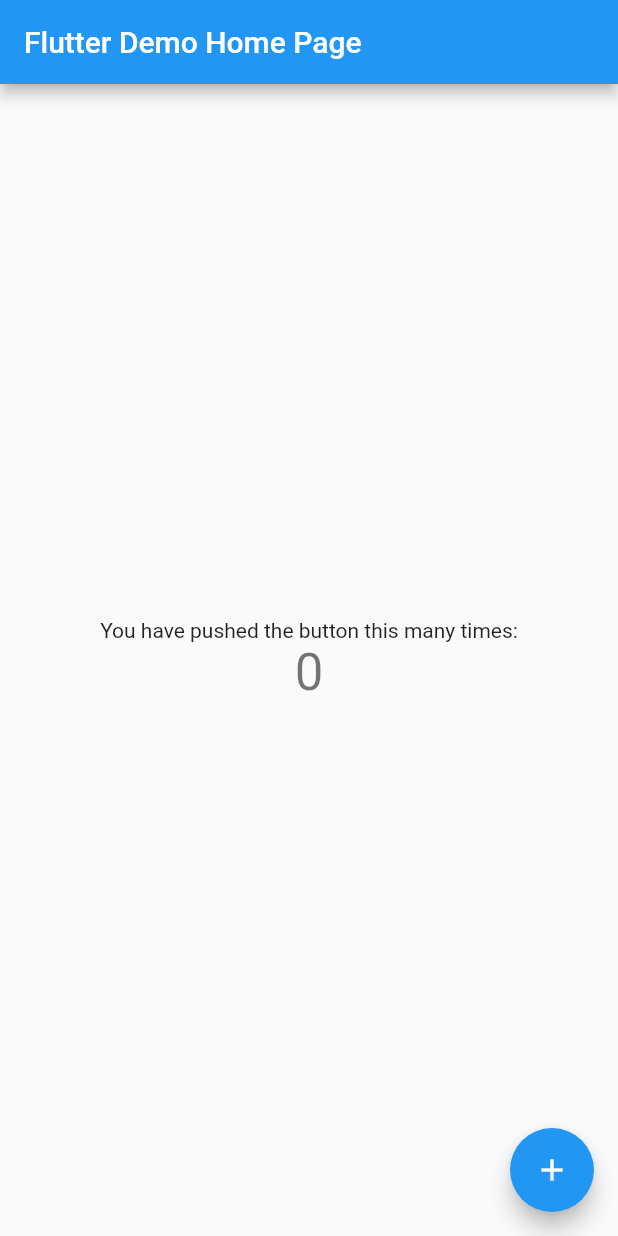
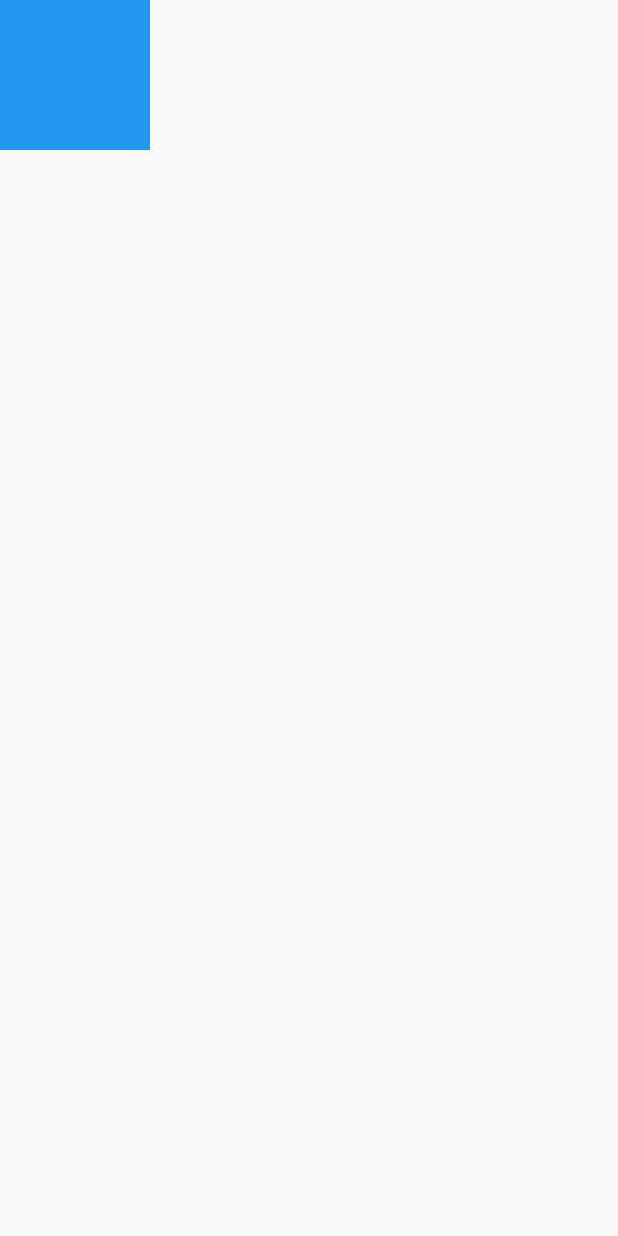
Before and after one commit to Madd-G/nutria_old, a Flutter app: the screen it shows after launch, on a phone screen of 412 x 824 dp. Run offline on Flutter 3.47's test engine with Material 2 defaults, Android fonts, the phone set to English and light mode, and no system bars; our stand-ins replace get.

Commit message:
added screens

```diff
--- a/NutriaApp/lib/main.dart
+++ b/NutriaApp/lib/main.dart
@@ -1,115 +1,47 @@
 import 'package:flutter/material.dart';
+import 'package:flutter/services.dart';
+import 'package:get/get.dart';
+import 'package:get/get_navigation/src/root/get_material_app.dart';
+import 'package:nutria/views/fruit_detail_screen.dart';
+import 'package:nutria/views/fruit_list_screen.dart';
+import 'package:nutria/views/login_screen.dart';
+import 'package:nutria/views/profile_screen.dart';
+import 'package:nutria/views/sign_up_screen_first.dart';
+import 'package:nutria/views/sign_up_screen_second.dart';
+import 'package:nutria/views/splash_screen_first.dart';
+import 'package:nutria/views/splash_screen_second.dart';
+import 'package:nutria/views/upload_profile_photo_screen.dart';
+import 'package:nutria/views/vegetable_detail_screen.dart';
+import 'package:nutria/views/vegetable_list_screen.dart';
+import 'package:nutria/views/home_screen.dart';
 
 void main() {
+  SystemChrome.setPreferredOrientations([DeviceOrientation.portraitUp]);
   runApp(const MyApp());
 }
 
 class MyApp extends StatelessWidget {
   const MyApp({Key? key}) : super(key: key);
-
-  // This widget is the root of your application.
   @override
   Widget build(BuildContext context) {
-    return MaterialApp(
-      title: 'Flutter Demo',
-      theme: ThemeData(
-        // This is the theme of your application.
-        //
-        // Try running your application with "flutter run". You'll see the
-        // application has a blue toolbar. Then, without quitting the app, try
-        // changing the primarySwatch below to Colors.green and then invoke
-        // "hot reload" (press "r" in the console where you ran "flutter run",
-        // or simply save your changes to "hot reload" in a Flutter IDE).
-        // Notice that the counter didn't reset back to zero; the application
-        // is not restarted.
-        primarySwatch: Colors.blue,
-      ),
-      home: const MyHomePage(title: 'Flutter Demo Home Page'),
+    return GetMaterialApp(
+      debugShowCheckedModeBanner: false,
+      home: const HomeScreen(),
+      initialRoute: '/',
+      getPages: [
+        GetPage(name: '/', page: () => const HomeScreen()),
+        GetPage(name: '/splash_screen_first', page: () => const SplashScreenFirst()),
+        GetPage(name: '/splash_screen_second', page: () => const SplashScreenSecond()),
+        GetPage(name: '/login_screen', page: () => const LoginScreen()),
+        GetPage(name: '/sign_up_screen_first', page: () => const SignUpScreenFirst()),
+        GetPage(name: '/sign_up_screen_second', page: () => const SignUpScreenSecond()),
+        GetPage(name: '/upload_profile_photo_screen', page: () => const UploadProfilePhotoScreen()),
+        GetPage(name: '/fruit_list_screen', page: () => const FruitListScreen()),
+        GetPage(name: '/vegetable_list_screen', page: () => const VegetableListScreen()),
+        GetPage(name: '/fruit_detail_screen', page: () => const FruitDetailScreen()),
+        GetPage(name: '/vegetable_detail_screen', page: () => const VegetableDetailScreen()),
+        GetPage(name: '/profile_screen', page: () => const ProfileScreen()),
+      ],
     );
   }
 }
-
-class MyHomePage extends StatefulWidget {
-  const MyHomePage({Key? key, required this.title}) : super(key: key);
-
-  // This widget is the home page of your application. It is stateful, meaning
-  // that it has a State object (defined below) that contains fields that affect
-  // how it looks.
-
-  // This class is the configuration for the state. It holds the values (in this
-  // case the title) provided by the parent (in this case the App widget) and
-  // used by the build method of the State. Fields in a Widget subclass are
-  // always marked "final".
-
-  final String title;
-
-  @override
-  State<MyHomePage> createState() => _MyHomePageState();
-}
-
-class _MyHomePageState extends State<MyHomePage> {
-  int _counter = 0;
-
-  void _incrementCounter() {
-    setState(() {
-      // This call to setState tells the Flutter framework that something has
-      // changed in this State, which causes it to rerun the build method below
-      // so that the display can reflect the updated values. If we changed
-      // _counter without calling setState(), then the build method would not be
-      // called again, and so nothing would appear to happen.
-      _counter++;
-    });
-  }
-
-  @override
-  Widget build(BuildContext context) {
-    // This method is rerun every time setState is called, for instance as done
-    // by the _incrementCounter method above.
-    //
-    // The Flutter framework has been optimized to make rerunning build methods
-    // fast, so that you can just rebuild anything that needs updating rather
-    // than having to individually change instances of widgets.
-    return Scaffold(
-      appBar: AppBar(
-        // Here we take the value from the MyHomePage object that was created by
-        // the App.build method, and use it to set our appbar title.
-        title: Text(widget.title),
-      ),
-      body: Center(
-        // Center is a layout widget. It takes a single child and positions it
-        // in the middle of the parent.
-        child: Column(
-          // Column is also a layout widget. It takes a list of children and
-          // arranges them vertically. By default, it sizes itself to fit its
-          // children horizontally, and tries to be as tall as its parent.
-          //
-          // Invoke "debug painting" (press "p" in the console, choose the
-          // "Toggle Debug Paint" action from the Flutter Inspector in Android
-          // Studio, or the "Toggle Debug Paint" command in Visual Studio Code)
-          // to see the wireframe for each widget.
-          //
-          // Column has various properties to control how it sizes itself and
-          // how it positions its children. Here we use mainAxisAlignment to
-          // center the children vertically; the main axis here is the vertical
-          // axis because Columns are vertical (the cross axis would be
-          // horizontal).
-          mainAxisAlignment: MainAxisAlignment.center,
-          children: <Widget>[
-            const Text(
-              'You have pushed the button this many times:',
-            ),
-            Text(
-              '$_counter',
-              style: Theme.of(context).textTheme.headline4,
-            ),
-          ],
-        ),
-      ),
-      floatingActionButton: FloatingActionButton(
-        onPressed: _incrementCounter,
-        tooltip: 'Increment',
-        child: const Icon(Icons.add),
-      ), // This trailing comma makes auto-formatting nicer for build methods.
-    );
-  }
-}
--- /dev/null
+++ b/NutriaApp/lib/views/home_screen.dart
@@ -0,0 +1,10 @@
+import 'package:flutter/material.dart';
+
+class HomeScreen extends StatelessWidget {
+  const HomeScreen({Key? key}) : super(key: key);
+
+  @override
+  Widget build(BuildContext context) {
+    return Scaffold(body: Container(color: Colors.blue, height: 100, width: 100,));
+  }
+}
--- a/NutriaApp/pubspec.yaml
+++ b/NutriaApp/pubspec.yaml
@@ -34,6 +34,7 @@ dependencies:
   # The following adds the Cupertino Icons font to your application.
   # Use with the CupertinoIcons class for iOS style icons.
   cupertino_icons: ^1.0.2
+  get:
 
 dev_dependencies:
   flutter_test:
```
Also changed, not shown: NutriaApp/lib/views/fruit_detail_screen.dart (added, +10 -0 lines), NutriaApp/lib/views/fruit_list_screen.dart (added, +10 -0 lines), NutriaApp/lib/views/login_screen.dart (added, +10 -0 lines), NutriaApp/lib/views/profile_screen.dart (added, +10 -0 lines), NutriaApp/lib/views/sign_up_screen_first.dart (added, +16 -0 lines), NutriaApp/lib/views/sign_up_screen_second.dart (added, +10 -0 lines), NutriaApp/lib/views/splash_screen_first.dart (added, +10 -0 lines), NutriaApp/lib/views/splash_screen_second.dart (added, +10 -0 lines), NutriaApp/lib/views/upload_profile_photo_screen.dart (added, +10 -0 lines), NutriaApp/lib/views/vegetable_detail_screen.dart (added, +10 -0 lines), NutriaApp/lib/views/vegetable_list_screen.dart (added, +10 -0 lines), NutriaApp/pubspec.lock.
